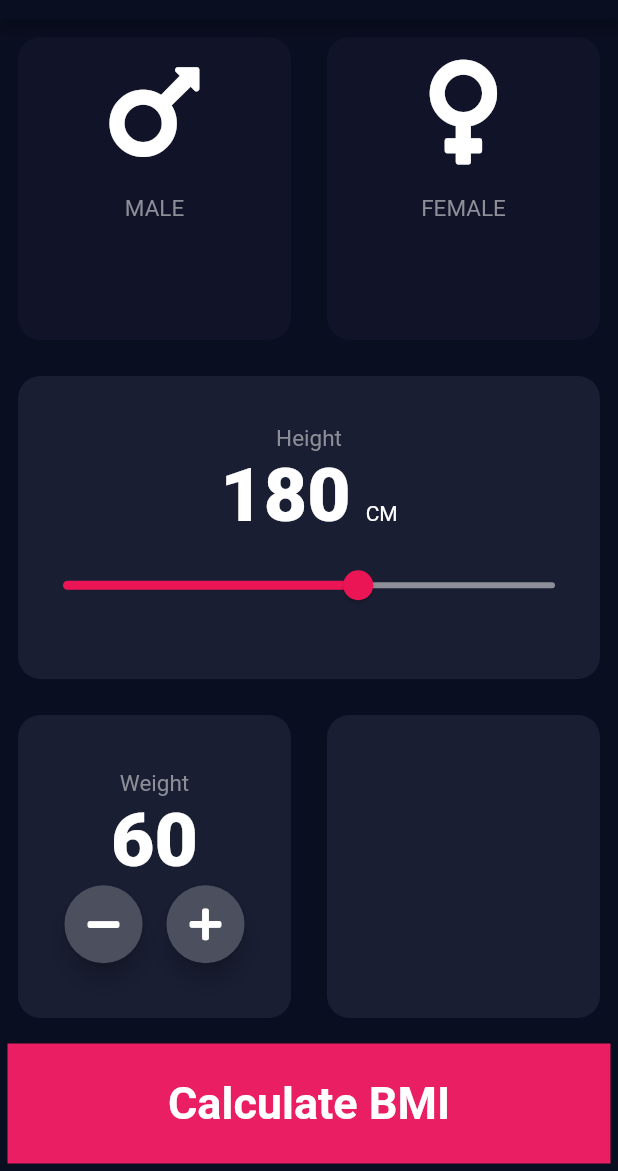
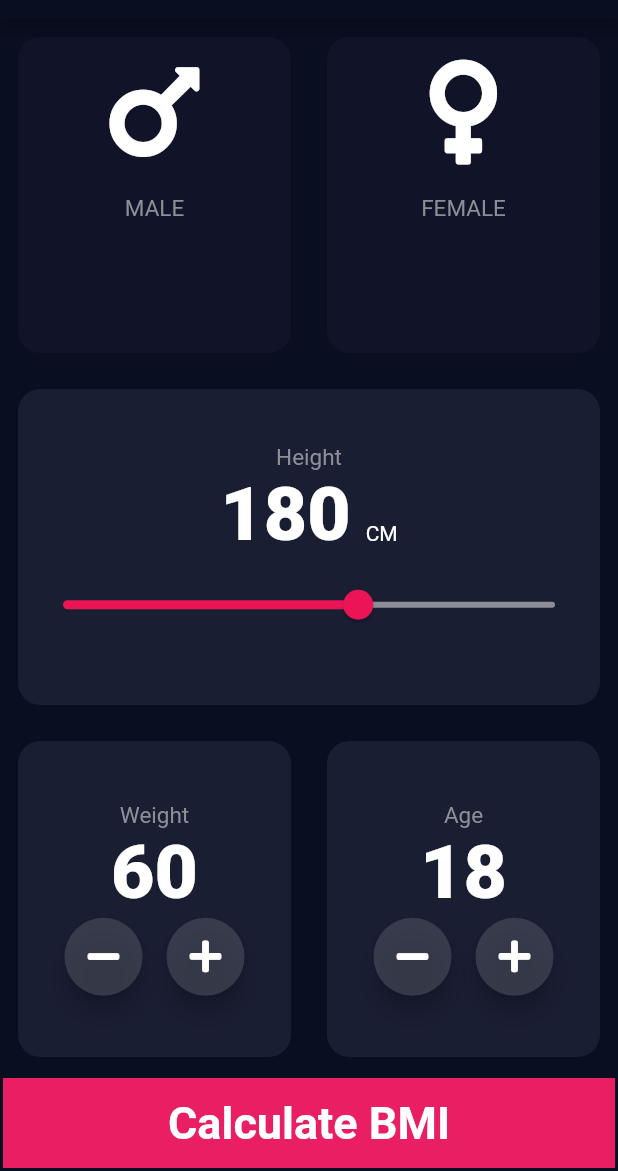
Before and after one commit to suesalito/BmiCalculator, a Flutter app: the screen it shows after launch, on a phone screen of 412 x 824 dp, the part 65-1236 px from its top. Run offline on Flutter 3.47's test engine with Material 2 defaults, Android fonts, the phone set to English and light mode, and no system bars; our stand-ins replace font_awesome_flutter.

Commit message:
commit first page bmi app

```diff
--- a/lib/constants.dart
+++ b/lib/constants.dart
@@ -5,7 +5,7 @@ const TextStyle kWordStyle = TextStyle(
   color: Color(0xFF8D8E98),
 );
 const TextStyle kUnitStyle = TextStyle(fontSize: 50, fontWeight: FontWeight.w900);
-const double kButtomContainerHeight = 80.0;
+const double kButtomContainerHeight = 60.0;
 const kActiveColor = Color(0xFF1A1E33);
 const kInactiveColor = Color(0xFF111328);
 const kButtomBarColor = Colors.pink;
--- a/lib/input_page.dart
+++ b/lib/input_page.dart
@@ -65,6 +65,7 @@ class _InputPageState extends State<InputPage> {
 
   int height = 180;
   int weight = 60;
+  int age = 18;
 
   @override
   Widget build(BuildContext context) {
@@ -236,7 +237,46 @@ class _InputPageState extends State<InputPage> {
                   ),
                 ),
                 Expanded(
-                  child: ReusableCard(bgColor: kActiveColor),
+                  child: ReusableCard(
+                    bgColor: kActiveColor,
+                    childWidget: Column(
+                      mainAxisAlignment: MainAxisAlignment.center,
+                      children: <Widget>[
+                        Text(
+                          'Age',
+                          style: kWordStyle,
+                        ),
+                        Text(
+                          age.toString(),
+                          style: kUnitStyle,
+                        ),
+                        Row(
+                          mainAxisAlignment: MainAxisAlignment.center,
+                          children: <Widget>[
+                            NewAppFloatingButton(
+                              inputIcon: FontAwesomeIcons.minus,
+                              onPressFunction: () {
+                                setState(() {
+                                  age--;
+                                });
+                              },
+                            ),
+                            SizedBox(
+                              width: 16,
+                            ),
+                            NewAppFloatingButton(
+                              inputIcon: FontAwesomeIcons.plus,
+                              onPressFunction: () {
+                                setState(() {
+                                  age++;
+                                });
+                              },
+                            )
+                          ],
+                        )
+                      ],
+                    ),
+                  ),
                 )
               ],
             ),
@@ -248,7 +288,7 @@ class _InputPageState extends State<InputPage> {
               style: TextStyle(fontWeight: FontWeight.bold, fontSize: 30),
             )),
             color: kButtomBarColor,
-            margin: EdgeInsets.all(5),
+            margin: EdgeInsets.all(2),
             //decoration: BoxDecoration(color: buttomBarColor, borderRadius: BorderRadius.circular(15)),
             width: double.infinity,
             height: kButtomContainerHeight,
@@ -290,7 +330,7 @@ class NewAppFloatingButton extends StatelessWidget {
   final Function onPressFunction;
   final IconData inputIcon;
 
-  NewAppFloatingButton({this.inputIcon, this.onPressFunction});
+  NewAppFloatingButton({@required this.inputIcon, @required this.onPressFunction});
 
   @override
   Widget build(BuildContext context) {
@@ -300,7 +340,7 @@ class NewAppFloatingButton extends StatelessWidget {
       elevation: 6,
       shape: CircleBorder(),
       constraints: BoxConstraints.tightFor(width: 52, height: 52),
-      fillColor: Color(0xFF4C4F5E),
+      fillColor: Color(0x994C4F5E),
     );
   }
 }
```
